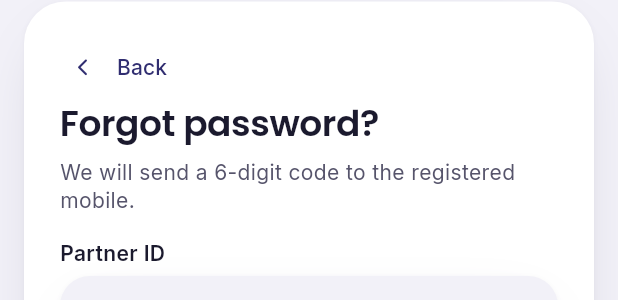
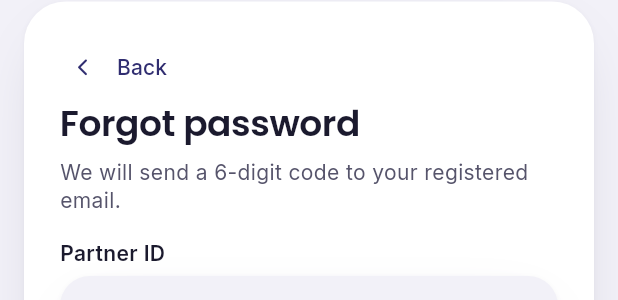
Before and after one commit to Sarthak-source/angoothape, a Flutter app: the ForgotScreen widget shown alone on an empty page, opened directly, on a phone screen of 412 x 824 dp. Shown: the part 298-598 px from the top of the screen. Run offline on Flutter 3.47's test engine with Material 3 defaults, Android fonts, the phone set to English and light mode, and no system bars; our stand-ins replace flutter_riverpod, flutter_secure_storage, flutter_svg, google_fonts, shared_preferences; accounts and stored records are empty; network calls fail.

Commit message:
Refactor authentication screens to utilize a consistent back navigation component. Update localization strings for improved clarity and accuracy in user prompts related to password recovery and multi-factor authentication. Adjust UI elements for better layout and user experience.

```diff
--- a/angoothape-frontend/lib/core/l10n/strings.dart
+++ b/angoothape-frontend/lib/core/l10n/strings.dart
@@ -20,13 +20,15 @@ const Map<String, Map<String, String>> strings = {
     'fill_demo': 'Fill demo login',
     'demo_login': 'Demo login',
     'forgot': 'Forgot password?',
+    'forgot_t': 'Forgot password',
+    'forgot_p': 'We will send a 6-digit code to your registered email.',
     'cont': 'Continue',
     'back': 'Back',
     'otp_t': 'Email verification',
-    'otp_sent': 'Sent to your registered mobile 98•••••521',
+    'otp_sent': 'Sent to your registered email',
     'otp_demo': 'Demo email code',
     'otp_email': 'Email code sent to',
-    'mfa_t': 'Authenticator',
+    'mfa_t': 'Two-step verification',
     'mfa_enroll': 'Scan this QR with Google Authenticator (or Authy), then enter the 6-digit PIN.',
     'mfa_enter': 'Enter the 6-digit PIN from your authenticator app.',
     'mfa_scan': 'Scan with your authenticator app, then type the 6-digit PIN.',
@@ -36,7 +38,7 @@ const Map<String, Map<String, String>> strings = {
     'resend': 'Resend code',
     'verify': 'Verify and log in',
     'err_login': 'Partner ID or password is incorrect. Check and try again.',
-    'err_otp': 'That code is incorrect. Check the SMS and try again.',
+    'err_otp': 'That code is incorrect. Check the email and try again.',
     'nav_home': 'Home',
     'nav_aeps': 'AEPS',
     'nav_hist': 'Transactions',
@@ -249,13 +251,15 @@ const Map<String, Map<String, String>> strings = {
     'fill_demo': 'डेमो लॉगिन भरें',
     'demo_login': 'डेमो लॉगिन',
     'forgot': 'पासवर्ड भूल गए?',
+    'forgot_t': 'पासवर्ड भूल गए',
+    'forgot_p': 'रजिस्टर्ड ईमेल पर 6 अंकों का कोड भेजेंगे।',
     'cont': 'आगे बढ़ें',
     'back': 'वापस',
     'otp_t': 'ईमेल सत्यापन',
-    'otp_sent': 'आपके रजिस्टर्ड मोबाइल 98•••••521 पर भेजा गया',
+    'otp_sent': 'आपके रजिस्टर्ड ईमेल पर भेजा गया',
     'otp_demo': 'डेमो ईमेल कोड',
     'otp_email': 'ईमेल कोड भेजा गया',
-    'mfa_t': 'Authenticator',
+    'mfa_t': 'दो-चरण सत्यापन',
     'mfa_enroll': 'इस QR को Google Authenticator (या Authy) से स्कैन करें, फिर 6 अंकों का PIN डालें।',
     'mfa_enter': 'Authenticator ऐप से 6 अंकों का PIN डालें।',
     'mfa_scan': 'Authenticator ऐप से स्कैन करें, फिर 6 अंकों का PIN लिखें।',
@@ -265,7 +269,7 @@ const Map<String, Map<String, String>> strings = {
     'resend': 'कोड दोबारा भेजें',
     'verify': 'जाँचें और लॉग इन करें',
     'err_login': 'पार्टनर आईडी या पासवर्ड गलत है। जाँच कर फिर कोशिश करें।',
-    'err_otp': 'कोड गलत है। SMS देखकर फिर कोशिश करें।',
+    'err_otp': 'कोड गलत है। ईमेल देखकर फिर कोशिश करें।',
     'nav_home': 'होम',
     'nav_aeps': 'AEPS',
     'nav_hist': 'लेन-देन',
--- a/angoothape-frontend/lib/features/auth/presentation/ui/screens/forgot_screen.dart
+++ b/angoothape-frontend/lib/features/auth/presentation/ui/screens/forgot_screen.dart
@@ -5,6 +5,7 @@ import '../../../../../core/theme/palette.dart';
 import '../../../../../core/widgets/app_widgets.dart';
 import '../../../../../core/theme/ap_icons.dart';
 
+import '../widgets/auth_back.dart';
 import '../widgets/auth_layout.dart';
 
 class ForgotScreen extends StatefulWidget {
@@ -38,23 +39,10 @@ class _ForgotScreenState extends State<ForgotScreen> {
         child: Column(
           crossAxisAlignment: CrossAxisAlignment.start,
           children: [
-            Align(
-              alignment: Alignment.centerLeft,
-              child: TextButton.icon(
-                onPressed: c.back,
-                icon: const Icon(ApIcons.chevL),
-                label: Text(c.t('back')),
-              ),
-            ),
-            Text(c.t('forgot'), style: display(24, color: p.ink)),
+            const AuthBack(),
+            Text(c.t('forgot_t'), style: display(24, color: p.ink)),
             const SizedBox(height: 8),
-            Text(
-              c.both(
-                'We will send a 6-digit code to the registered mobile.',
-                'रजिस्टर्ड मोबाइल पर 6 अंकों का कोड भेजेंगे।',
-              ),
-              style: body(14, color: p.ink2),
-            ),
+            Text(c.t('forgot_p'), style: body(14, color: p.ink2)),
             const SizedBox(height: 16),
             ApTextField(
               label: c.t('agent_id'),
--- a/angoothape-frontend/lib/features/auth/presentation/ui/screens/mfa_screen.dart
+++ b/angoothape-frontend/lib/features/auth/presentation/ui/screens/mfa_screen.dart
@@ -5,6 +5,7 @@ import 'package:flutter/material.dart';
 
 import '../../../../../core/theme/palette.dart';
 import '../../../../../core/widgets/app_widgets.dart';
+import '../widgets/auth_back.dart';
 import '../widgets/auth_digit_row.dart';
 import '../widgets/auth_layout.dart';
 
@@ -46,7 +47,7 @@ class _MfaScreenState extends State<MfaScreen> {
       child: Column(
         crossAxisAlignment: CrossAxisAlignment.start,
         children: [
-          TextButton(onPressed: c.back, child: Text(c.t('back'))),
+          const AuthBack(),
           Text(c.t('mfa_t'), style: display(24, color: p.ink)),
           const SizedBox(height: 6),
           Text(
--- a/angoothape-frontend/lib/features/auth/presentation/ui/screens/otp_screen.dart
+++ b/angoothape-frontend/lib/features/auth/presentation/ui/screens/otp_screen.dart
@@ -4,6 +4,7 @@ import 'package:flutter/material.dart';
 
 import '../../../../../core/theme/palette.dart';
 import '../../../../../core/widgets/app_widgets.dart';
+import '../widgets/auth_back.dart';
 import '../widgets/auth_digit_row.dart';
 import '../widgets/auth_layout.dart';
 
@@ -58,7 +59,7 @@ class _OtpScreenState extends State<OtpScreen> {
       child: Column(
         crossAxisAlignment: CrossAxisAlignment.start,
         children: [
-          TextButton(onPressed: c.back, child: Text(c.t('back'))),
+          const AuthBack(),
           Text(c.t('otp_t'), style: display(24, color: p.ink)),
           const SizedBox(height: 6),
           Text(
--- /dev/null
+++ b/angoothape-frontend/lib/features/auth/presentation/ui/widgets/auth_back.dart
@@ -0,0 +1,21 @@
+import 'package:flutter/material.dart';
+
+import '../../../../../core/theme/ap_icons.dart';
+import '../../../../../core/widgets/app_widgets.dart';
+
+class AuthBack extends StatelessWidget {
+  const AuthBack({super.key});
+
+  @override
+  Widget build(BuildContext context) {
+    final c = AppScope.of(context);
+    return Align(
+      alignment: Alignment.centerLeft,
+      child: TextButton.icon(
+        onPressed: c.back,
+        icon: const Icon(ApIcons.chevL, size: 18),
+        label: Text(c.t('back')),
+      ),
+    );
+  }
+}
```
Also changed, not shown: angoothape-frontend/lib/features/auth/presentation/ui/screens/forgot_confirm_screen.dart (+2 -8 lines), angoothape-frontend/lib/features/auth/presentation/ui/screens/login_screen.dart (+6 -43 lines).
